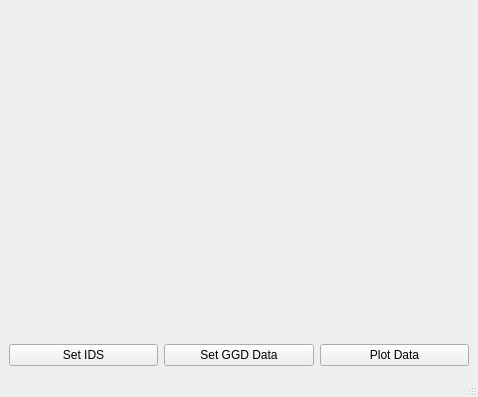
Old version of the form src/plugins/pyside6-designer/edgeprofiles.ui in the repository LeCAD-PEG/SOLPS-GUI.
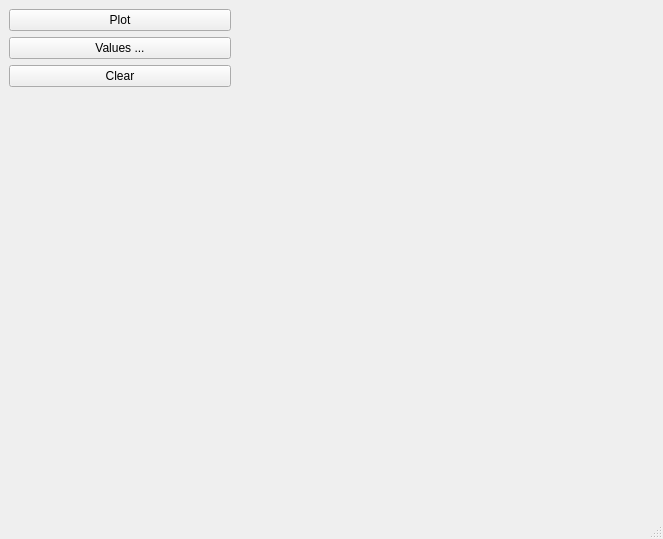
New version of the form. Custom widgets are drawn as their Qt base class.

Commit message: Edgeprofiles plot

Diff of the .ui file:
```diff
--- a/src/plugins/pyside6-designer/edgeprofiles.ui
+++ b/src/plugins/pyside6-designer/edgeprofiles.ui
@@ -6,8 +6,8 @@
    <rect>
     <x>0</x>
     <y>0</y>
-    <width>478</width>
-    <height>397</height>
+    <width>663</width>
+    <height>539</height>
    </rect>
   </property>
   <property name="windowTitle">
@@ -15,7 +15,70 @@
   </property>
   <widget class="QWidget" name="centralwidget">
    <layout class="QGridLayout" name="gridLayout">
-    <item row="0" column="0" colspan="3">
+    <item row="1" column="0">
+     <widget class="QPushButton" name="pushButton_2">
+      <property name="text">
+       <string>Values ...</string>
+      </property>
+     </widget>
+    </item>
+    <item row="4" column="0">
+     <widget class="IMASDB" name="imasdb">
+      <property name="maximumSize">
+       <size>
+        <width>222</width>
+        <height>16777215</height>
+       </size>
+      </property>
+      <property name="toolTip">
+       <string>Opens or creates IMAS database and sends/receives QObject IDSs (get/put)</string>
+      </property>
+      <property name="whatsThis">
+       <string>This actor is part of PDS-WF workflow</string>
+      </property>
+      <property name="uri" stdset="0">
+       <string>imas:hdf5?user=public;pulse=123347;run=1;database=ITER;version=4</string>
+      </property>
+      <property name="pulse" stdset="0">
+       <string>(123347, 1, 0, 'public', 'ITER', 13, '4')</string>
+      </property>
+      <property name="title" stdset="0">
+       <string notr="true" comment="Text for widget title." extracomment="Add this to widget title">IMAS DB</string>
+      </property>
+      <property name="button" stdset="0">
+       <string notr="true" comment="Title for Start button" extracomment="Add this to button">Read IMAS DB</string>
+      </property>
+      <property name="start_counter" stdset="0">
+       <bool>false</bool>
+      </property>
+      <property name="show_pulse" stdset="0">
+       <bool>true</bool>
+      </property>
+      <property name="show_uri" stdset="0">
+       <bool>true</bool>
+      </property>
+      <property name="show_log" stdset="0">
+       <bool>true</bool>
+      </property>
+      <property name="show_button" stdset="0">
+       <bool>true</bool>
+      </property>
+      <property name="show_title" stdset="0">
+       <bool>true</bool>
+      </property>
+      <property name="show_enable" stdset="0">
+       <bool>false</bool>
+      </property>
+     </widget>
+    </item>
+    <item row="0" column="0">
+     <widget class="QPushButton" name="pushButton">
+      <property name="text">
+       <string>Plot</string>
+      </property>
+     </widget>
+    </item>
+    <item row="0" column="1" rowspan="5">
      <widget class="EdgeProfiles" name="edgeprofiles">
       <property name="toolTip">
        <string>Draws various edge profiles from SOLPS</string>
@@ -31,24 +94,10 @@
       </property>
      </widget>
     </item>
-    <item row="1" column="0">
-     <widget class="QPushButton" name="pushButton">
-      <property name="text">
-       <string>Set IDS</string>
-      </property>
-     </widget>
-    </item>
-    <item row="1" column="1">
-     <widget class="QPushButton" name="pushButton_2">
-      <property name="text">
-       <string>Set GGD Data</string>
-      </property>
-     </widget>
-    </item>
-    <item row="1" column="2">
+    <item row="2" column="0">
      <widget class="QPushButton" name="pushButton_3">
       <property name="text">
-       <string>Plot Data</string>
+       <string>Clear</string>
       </property>
      </widget>
     </item>
@@ -67,6 +116,11 @@
   <widget class="QStatusBar" name="statusbar"/>
  </widget>
  <customwidgets>
+  <customwidget>
+   <class>IMASDB</class>
+   <extends>QWidget</extends>
+   <header>imasdb</header>
+  </customwidget>
   <customwidget>
    <class>EdgeProfiles</class>
    <extends>QWidget</extends>
```
Left out of the diff: 68 changed lines with no effect on the pictures. The commit also changes 7 other files.
